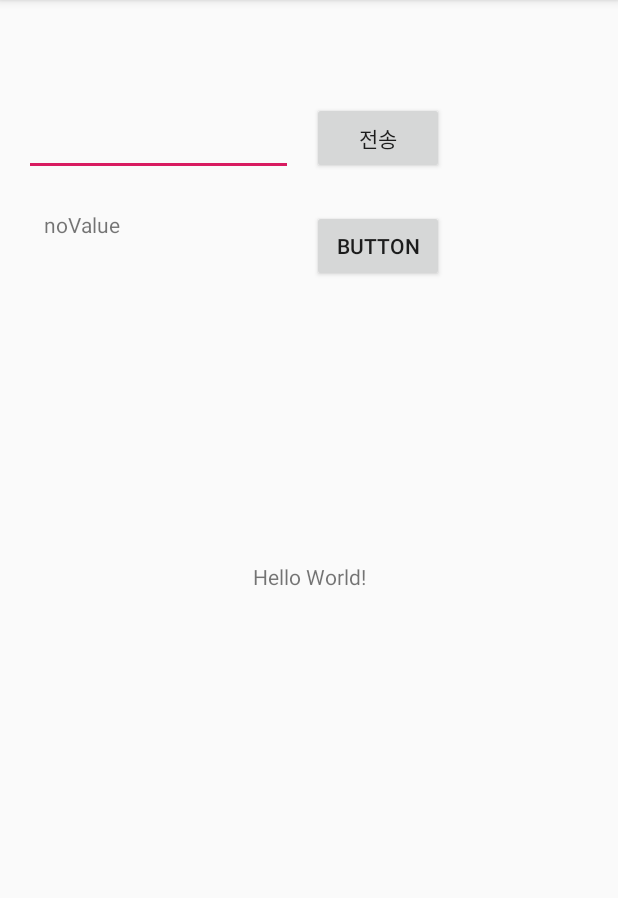
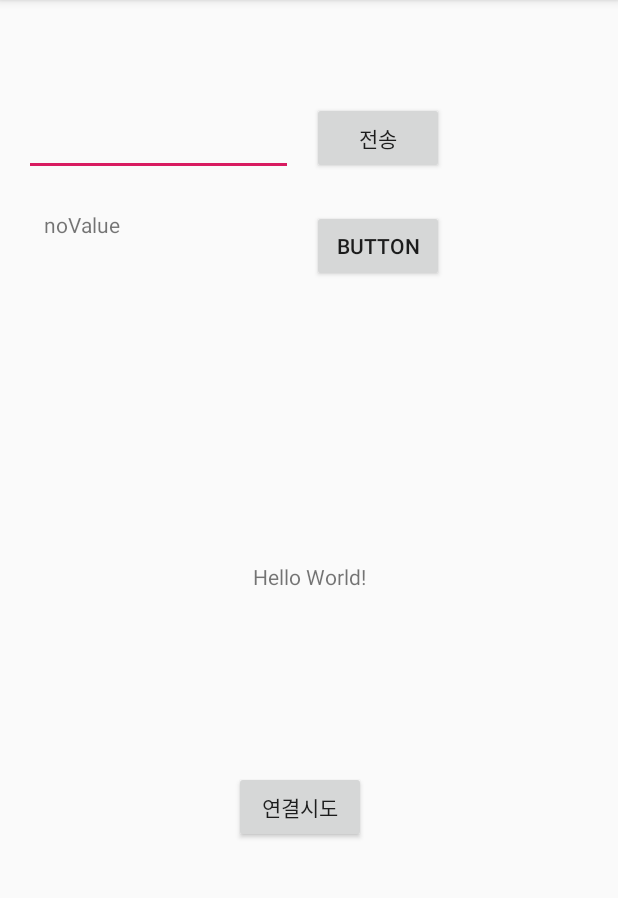
Before and after one commit to Biangom/IoT-Electric_Device, an Android app: the screen it shows after launch (MainActivity), after a tap on "전송", on a phone screen of 412 x 824 dp, the part 84-982 px from its top. Run offline under Robolectric (Android 15) with nearby library versions, the phone set to English and light mode, and no system bars; 2 statements that could not run were skipped.

Commit message:
- Android Mqtt 이용하여 실행 성공. - Cloud Mqtt 비밀번호 변경함.

```diff
--- a/empty_project/app/src/main/java/com/example/empty_project/MainActivity.java
+++ b/empty_project/app/src/main/java/com/example/empty_project/MainActivity.java
@@ -4,9 +4,16 @@ import androidx.appcompat.app.AppCompatActivity;
 
 import android.graphics.Color;
 import android.os.Bundle;
+import android.util.Log;
 import android.view.View;
 import android.widget.TextView;
 
+import org.eclipse.paho.android.service.MqttAndroidClient;
+import org.eclipse.paho.client.mqttv3.DisconnectedBufferOptions;
+import org.eclipse.paho.client.mqttv3.IMqttActionListener;
+import org.eclipse.paho.client.mqttv3.IMqttDeliveryToken;
+import org.eclipse.paho.client.mqttv3.IMqttToken;
+import org.eclipse.paho.client.mqttv3.MqttCallback;
 import org.eclipse.paho.client.mqttv3.MqttClient;
 import org.eclipse.paho.client.mqttv3.MqttConnectOptions;
 import org.eclipse.paho.client.mqttv3.MqttException;
@@ -23,25 +30,53 @@ public class MainActivity extends AppCompatActivity {
     static private int qos;
     static private String topic;
     static private MemoryPersistence persistence;
+    static private MqttAndroidClient mqttAndroidClient;
 
     @Override
     protected void onCreate(Bundle savedInstanceState) {
         super.onCreate(savedInstanceState);
         setContentView(R.layout.activity_main);
 
+        /*
+         *   subscribe 할때 3번째 파라메터에 익명함수 리스너를 달아줄수도있음
+         * */
+        /*try {
+            mqttAndroidClient.subscribe("jmlee!!", 0, new IMqttMessageListener() {
+                @Override
+                public void messageArrived(String topic, MqttMessage message) throws Exception {
+                }
+            });
+        } catch (MqttException e) {
+            e.printStackTrace();
+        }*/
+
         resultView = findViewById(R.id.resultView);
+    }
+
+    private DisconnectedBufferOptions getDisconnectedBufferOptions() {
+        DisconnectedBufferOptions disconnectedBufferOptions = new DisconnectedBufferOptions();
+        disconnectedBufferOptions.setBufferEnabled(true);
+        disconnectedBufferOptions.setBufferSize(100);
+        disconnectedBufferOptions.setPersistBuffer(true);
+        disconnectedBufferOptions.setDeleteOldestMessages(false);
+        return disconnectedBufferOptions;
+    }
+
+    private MqttConnectOptions getMqttConnectionOption() {
+        MqttConnectOptions mqttConnectOptions = new MqttConnectOptions();
+
+        mqttConnectOptions.setUserName("uztrfyhg");
+        mqttConnectOptions.setPassword("zN6Oiudz0plw".toCharArray());
+        mqttConnectOptions.setCleanSession(false);
+        //mqttConnectOptions.setAutomaticReconnect(true);
+        //mqttConnectOptions.setWill("aaa", "I am going offlineasd".getBytes(), 1, true);
+        return mqttConnectOptions;
     }
 
     @Override
     protected void onDestroy() {
         super.onDestroy();
-        try {
-            sampleClient.disconnect();
-            System.out.println("Disconnected");
 
-        } catch (MqttException e) {
-            e.printStackTrace();
-        }
     }
 
     // Button.OnclickListener를 implements하므로 onClick() 함수를 오버라이딩.
@@ -52,45 +87,55 @@ public class MainActivity extends AppCompatActivity {
 
         switch (view.getId()) {
             case R.id.sendButton:
-                topic       = "MQTT Examples";
-                qos         = 0;
-                String broker       = "tcp://m16.cloudmqtt.com:14593";
-                String clientId     = "TestName";
-                persistence = new MemoryPersistence();
+                try {
+                    if(!mqttAndroidClient.isConnected()) {
+                        System.out.println("**** disconnected!!!! ***");
+                    }
+                    mqttAndroidClient.publish("temper", editText.getText().toString().getBytes(), 0 , false );
+                } catch (MqttException e) {
+                    e.printStackTrace();
+                }
 
-                try {
-                    sampleClient = new MqttClient(broker, clientId, persistence);
 
-                    MqttConnectOptions connOpts = new MqttConnectOptions();
-                    connOpts.setCleanSession(true);
-                    connOpts.setUserName("uztrfyhg");
-                    connOpts.setPassword("6Zi8XPdWFqed".toCharArray());
-                    System.out.println("Connecting to broker: "+broker);
-                    sampleClient.connect(connOpts);
-                    if(sampleClient.isConnected()) {
-                        System.out.println("###client complete=d");
-                    }
-                    System.out.println("Connected");
-                    String content;
-                    content = editText.getText().toString();
-                    //resultView.setText("Red");
-                    MqttMessage message = new MqttMessage(content.getBytes());
-
-                    message.setQos(qos);
-                    sampleClient.publish(topic, message);
-                    System.out.println("Publishing message: "+content);
-                    System.out.println("Message published");
-                    //textView1.setBackgroundColor(Color.rgb(255, 0, 0));
-                    break ;
-
-                } catch(MqttException me) {
-                    System.out.println("reason "+me.getReasonCode());
-                    System.out.println("msg "+me.getMessage());
-                    System.out.println("loc "+me.getLocalizedMessage());
-                    System.out.println("cause "+me.getCause());
-                    System.out.println("excep "+me);
-                    me.printStackTrace();
-                }
+//                topic       = "MQTT Examples";
+//                qos         = 0;
+//                String broker       = "tcp://m16.cloudmqtt.com:14593";
+//                String clientId     = "TestName";
+//                persistence = new MemoryPersistence();
+//
+//                try {
+//                    sampleClient = new MqttClient(broker, clientId, persistence);
+//
+//                    MqttConnectOptions connOpts = new MqttConnectOptions();
+//                    connOpts.setCleanSession(true);
+//                    connOpts.setUserName("uztrfyhg");
+//                    connOpts.setPassword("6Zi8XPdWFqed".toCharArray());
+//                    System.out.println("Connecting to broker: "+broker);
+//                    sampleClient.connect(connOpts);
+//                    if(sampleClient.isConnected()) {
+//                        System.out.println("###client complete=d");
+//                    }
+//                    System.out.println("Connected");
+//                    String content;
+//                    content = editText.getText().toString();
+//                    //resultView.setText("Red");
+//                    MqttMessage message = new MqttMessage(content.getBytes());
+//
+//                    message.setQos(qos);
+//                    sampleClient.publish(topic, message);
+//                    System.out.println("Publishing message: "+content);
+//                    System.out.println("Message published");
+//                    //textView1.setBackgroundColor(Color.rgb(255, 0, 0));
+//                    break ;
+//
+//                } catch(MqttException me) {
+//                    System.out.println("reason "+me.getReasonCode());
+//                    System.out.println("msg "+me.getMessage());
+//                    System.out.println("loc "+me.getLocalizedMessage());
+//                    System.out.println("cause "+me.getCause());
+//                    System.out.println("excep "+me);
+//                    me.printStackTrace();
+//                }
 
 
 //            case R.id.buttonGreen :
@@ -101,6 +146,59 @@ public class MainActivity extends AppCompatActivity {
 //                textView1.setText("Blue") ;
 //                textView1.setBackgroundColor(Color.rgb(0, 0, 255));
 //                break ;
+                break;
+
+            case R.id.connectTry:
+                System.out.println("123123123");
+                mqttAndroidClient = new MqttAndroidClient(this,
+                        "tcp://" +
+                                "m16.cloudmqtt.com" +
+                                ":14593" ,
+                        "uztrfyhg");
+                try {
+                    IMqttToken token = mqttAndroidClient.connect(getMqttConnectionOption());    //mqtttoken 이라는것을 만들어 connect option을 달아줌
+                    token.setActionCallback(new IMqttActionListener() {
+                        @Override
+                        public void onSuccess(IMqttToken asyncActionToken) {
+                            mqttAndroidClient.setBufferOpts(getDisconnectedBufferOptions());    //연결에 성공한경우
+                            Log.e("Connect_success", "Success");
+                            try {
+                                mqttAndroidClient.subscribe("jmlee", 0);   //연결에 성공하면 jmlee 라는 토픽으로 subscribe함
+                            } catch (MqttException e) {
+                                e.printStackTrace();
+                            }
+                        }
+                        @Override
+                        public void onFailure(IMqttToken asyncActionToken, Throwable exception) {   //연결에 실패한경우
+                            Log.e("connect_fail", "Failure " + exception.toString());
+                        }
+                    });
+
+                } catch (
+                        MqttException e) {
+                    e.printStackTrace();
+                }
+
+                mqttAndroidClient.setCallback(new MqttCallback() {  //클라이언트의 콜백을 처리하는부분
+                    @Override
+                    public void connectionLost(Throwable cause) {
+                    }
+                    @Override
+                    public void messageArrived(String topic, MqttMessage message) throws Exception {    //모든 메시지가 올때 Callback method
+                        if (topic.equals("jmlee")){     //topic 별로 분기처리하여 작업을 수행할수도있음
+                            String msg = new String(message.getPayload());
+                            resultView.setText(msg);
+                            Log.e("arrive message : ", msg);
+                        }
+                    }
+                    @Override
+                    public void deliveryComplete(IMqttDeliveryToken token) {
+
+                    }
+
+
+                });
+                break;
         }
 
     }
--- a/empty_project/app/src/main/res/layout/activity_main.xml
+++ b/empty_project/app/src/main/res/layout/activity_main.xml
@@ -67,4 +67,17 @@
         app:layout_constraintTop_toTopOf="parent"
         app:layout_constraintVertical_bias="0.193" />
 
+    <Button
+        android:id="@+id/connectTry"
+        android:layout_width="wrap_content"
+        android:layout_height="wrap_content"
+        android:onClick="onClick"
+        android:text="연결시도"
+        app:layout_constraintBottom_toBottomOf="parent"
+        app:layout_constraintEnd_toEndOf="parent"
+        app:layout_constraintHorizontal_bias="0.482"
+        app:layout_constraintStart_toStartOf="parent"
+        app:layout_constraintTop_toTopOf="parent"
+        app:layout_constraintVertical_bias="0.714" />
+
 </androidx.constraintlayout.widget.ConstraintLayout>
```
